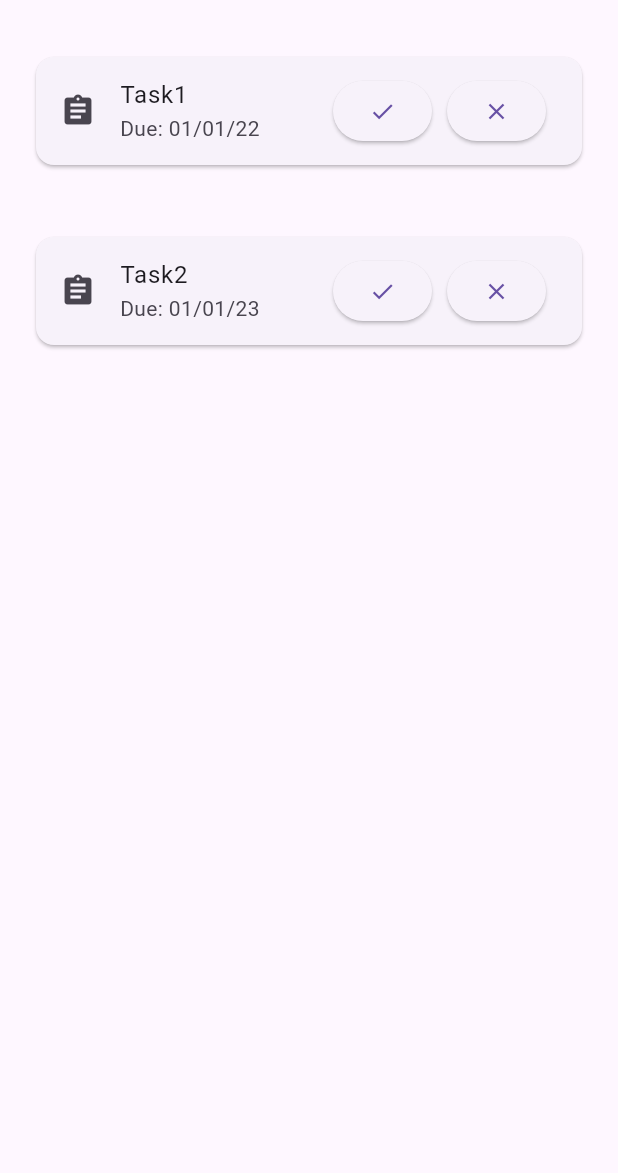
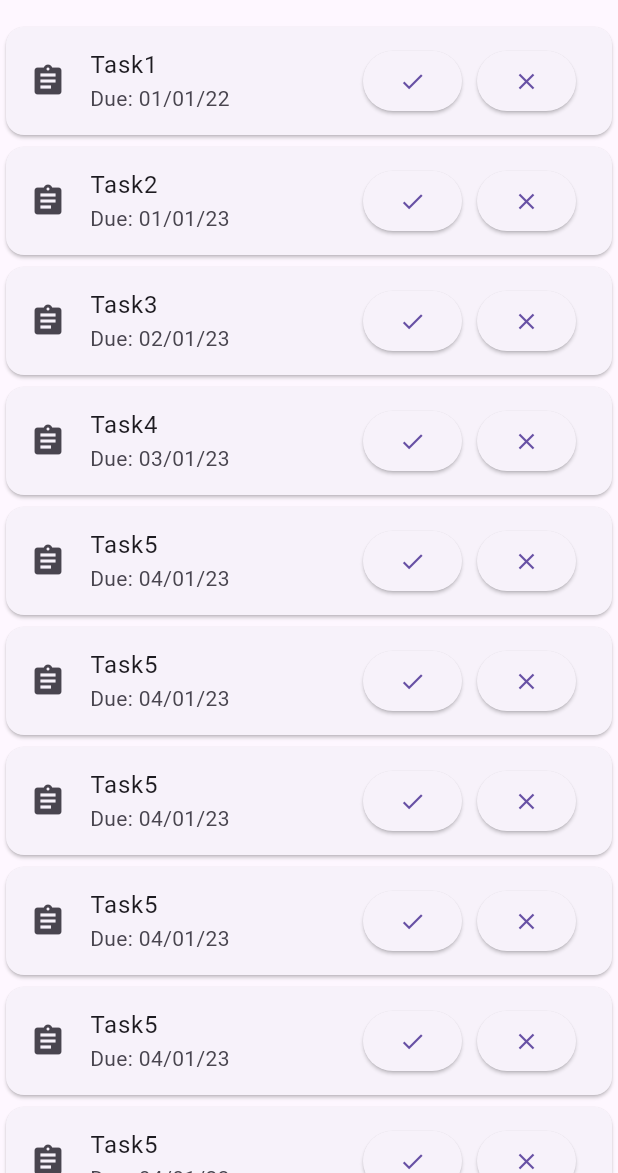
Before and after one commit to 1q2a1/flutter_todolist, a Flutter app: the screen it shows after launch, on a phone screen of 412 x 824 dp, the part 63-1236 px from its top. Run offline on Flutter 3.47's test engine with Material 3 defaults, Android fonts, the phone set to English and light mode, and no system bars.

Commit message:
Added Listview widget to display todoCards on home page

```diff
--- a/lib/screens/home/home.dart
+++ b/lib/screens/home/home.dart
@@ -8,15 +8,33 @@ class Home extends StatelessWidget {
 
   @override
   Widget build(BuildContext context) {
+    final List<Map<String, String>> todoItems = [
+      {"task": "Task1", "dueDate": "01/01/22"},
+      {"task": "Task2", "dueDate": "01/01/23"},
+      {"task": "Task3", "dueDate": "02/01/23"},
+      {"task": "Task4", "dueDate": "03/01/23"},
+      {"task": "Task5", "dueDate": "04/01/23"},
+      {"task": "Task5", "dueDate": "04/01/23"},
+      {"task": "Task5", "dueDate": "04/01/23"},
+      {"task": "Task5", "dueDate": "04/01/23"},
+      {"task": "Task5", "dueDate": "04/01/23"},
+      {"task": "Task5", "dueDate": "04/01/23"},
+    ];
+
     return Scaffold(
-      appBar: AppBar(title: const Text("To Do List")),
-      body: ListView(children: const [
-        TodoCard(
-          task: "Task1",
-          dueDate: "01/01/22",
-        ),
-        TodoCard(task: "Task2", dueDate: "01/01/23")
-      ]),
-    );
+        appBar: AppBar(title: const Text("To Do List")),
+        body: todoItems.isNotEmpty
+            ? ListView.builder(
+                itemCount: todoItems.length,
+                itemBuilder: (BuildContext context, int index) {
+                  return TodoCard(
+                      task: todoItems[index]["task"] ?? "No Task Found",
+                      dueDate: todoItems[index]["dueDate"] ?? "No Date Found");
+                })
+            : const Center(
+                child: Text(
+                  "Nothing To Do",
+                ),
+              ));
   }
 }
--- a/lib/screens/home/todo_card.dart
+++ b/lib/screens/home/todo_card.dart
@@ -13,9 +13,7 @@ class TodoCard extends StatelessWidget {
 
   @override
   Widget build(BuildContext context) {
-    return Container(
-        padding: const EdgeInsetsDirectional.all(20),
-        child: Card(
+    return Card(
       child: Column(
         mainAxisSize: MainAxisSize.min,
         children: <Widget>[
@@ -37,6 +35,6 @@ class TodoCard extends StatelessWidget {
           ),
         ],
       ),
-        ));
+    );
   }
 }
```
Lines whose indentation alone changed are shown as unchanged.
